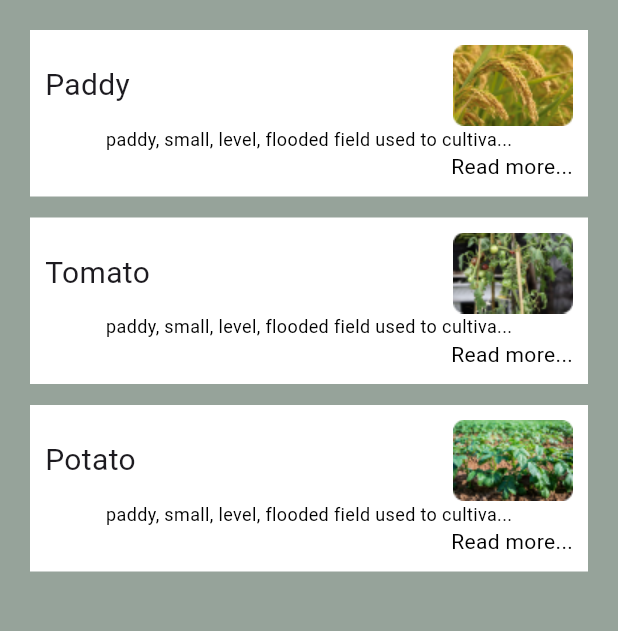
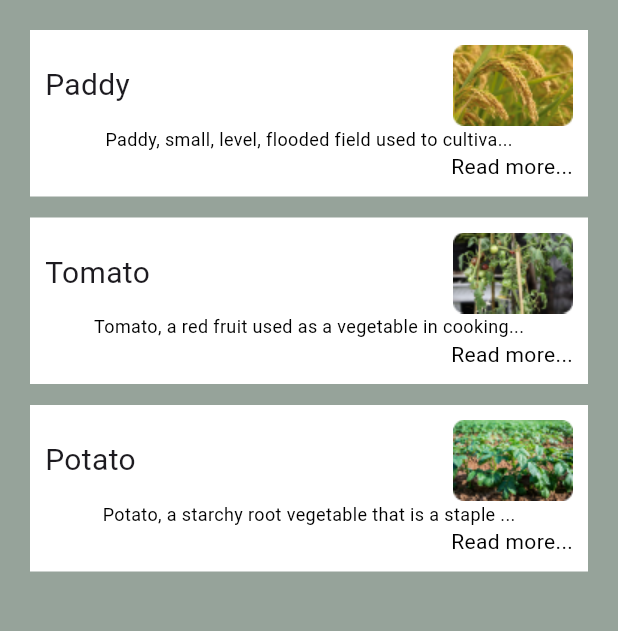
Before and after one commit to bikash990/assessment, a Flutter app: the HelpScreen screen opened directly, on a phone screen of 412 x 824 dp, the part 120-751 px from its top. Run offline on Flutter 3.47's test engine with Material 3 defaults, Android fonts, the phone set to English and light mode, and no system bars; our stand-ins replace fl_chart, shared_preferences; accounts and stored records are empty.

Commit message:
added: search item

```diff
--- a/lib/feature/help_page/help_screen.dart
+++ b/lib/feature/help_page/help_screen.dart
@@ -10,8 +10,53 @@ class HelpScreen extends StatefulWidget {
 }
 
 class _HelpScreenState extends State<HelpScreen> {
-  final String description =
-      "paddy, small, level, flooded field used to cultivate rice in southern and eastern Asia. Wet-rice cultivation is the most prevalent method of farming in the Far East, where it utilizes a small fraction of the total land yet feeds the majority of the rural population";
+  final List<Map<String, String>> _items = [
+    {
+      'title': 'Paddy',
+      'description':
+          'Paddy, small, level, flooded field used to cultivate rice in southern and eastern Asia.',
+      'image': ImageConstant.paddy,
+    },
+    {
+      'title': 'Tomato',
+      'description':
+          'Tomato, a red fruit used as a vegetable in cooking. Tomato, a red fruit used as a vegetable in cooking',
+      'image': ImageConstant.tomato,
+    },
+    {
+      'title': 'Potato',
+      'description': 'Potato, a starchy root vegetable that is a staple food.',
+      'image': ImageConstant.potato,
+    },
+  ];
+
+  List<Map<String, String>> _filteredItems = [];
+  TextEditingController _searchController = TextEditingController();
+
+  @override
+  void initState() {
+    super.initState();
+    _filteredItems = _items;
+
+    _searchController.addListener(_filterItems);
+  }
+
+  void _filterItems() {
+    setState(() {
+      _filteredItems = _items
+          .where((item) => item['title']!
+              .toLowerCase()
+              .contains(_searchController.text.toLowerCase()))
+          .toList();
+    });
+  }
+
+  @override
+  void dispose() {
+    _searchController.dispose();
+    super.dispose();
+  }
+
   @override
   Widget build(BuildContext context) {
     return Scaffold(
@@ -25,7 +70,8 @@ class _HelpScreenState extends State<HelpScreen> {
             mainAxisAlignment: MainAxisAlignment.spaceAround,
             children: [
               Expanded(
-                child: TextField(
+                child: TextFormField(
+                  controller: _searchController,
                   decoration: InputDecoration(
                       contentPadding: EdgeInsetsDirectional.symmetric(
                           vertical: 5, horizontal: 10),
@@ -62,29 +108,20 @@ class _HelpScreenState extends State<HelpScreen> {
             vertical: 20,
           ),
           child: Column(
+            children: _filteredItems.map((item) {
+              return Column(
                 children: [
                   DescriptionTextWidget(
-                text: description,
-                title: 'Paddy',
-                image: ImageConstant.paddy,
+                    text: item['description']!,
+                    title: item['title']!,
+                    image: item['image']!,
                   ),
                   SizedBox(
                     height: 14,
                   ),
-              DescriptionTextWidget(
-                text: description,
-                title: 'Tomato',
-                image: ImageConstant.tomato,
-              ),
-              SizedBox(
-                height: 14,
-              ),
-              DescriptionTextWidget(
-                text: description,
-                title: 'Potato',
-                image: ImageConstant.potato,
-              )
                 ],
+              );
+            }).toList(),
           ),
         ),
       ),
```
Lines whose indentation alone changed are shown as unchanged.
